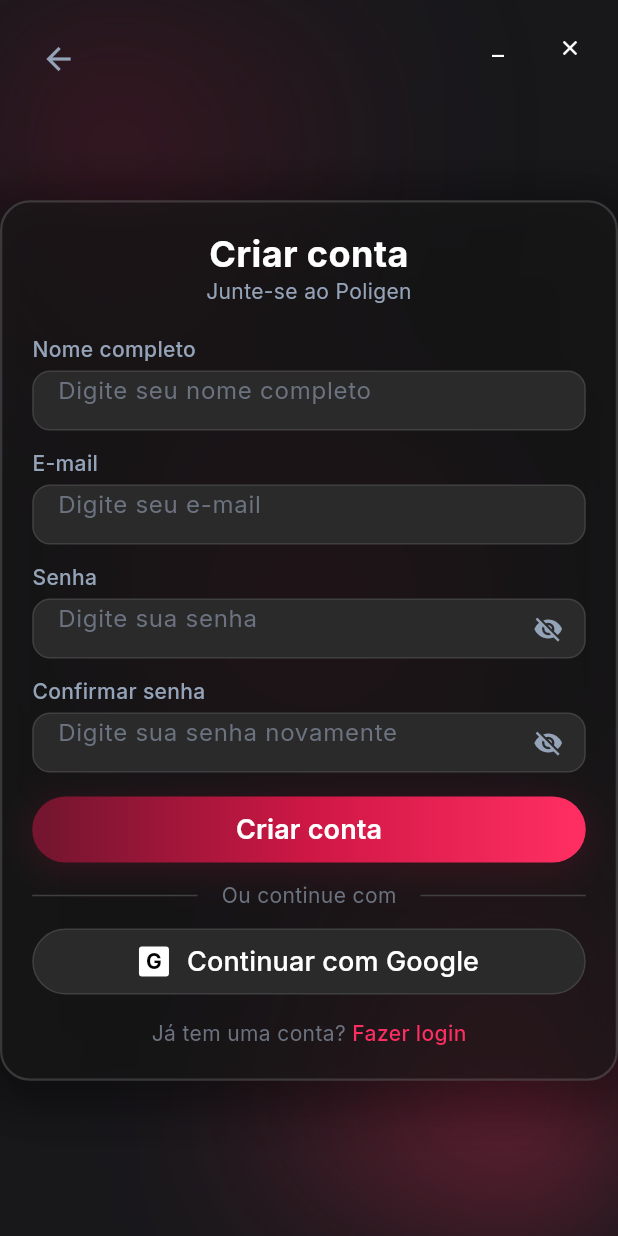
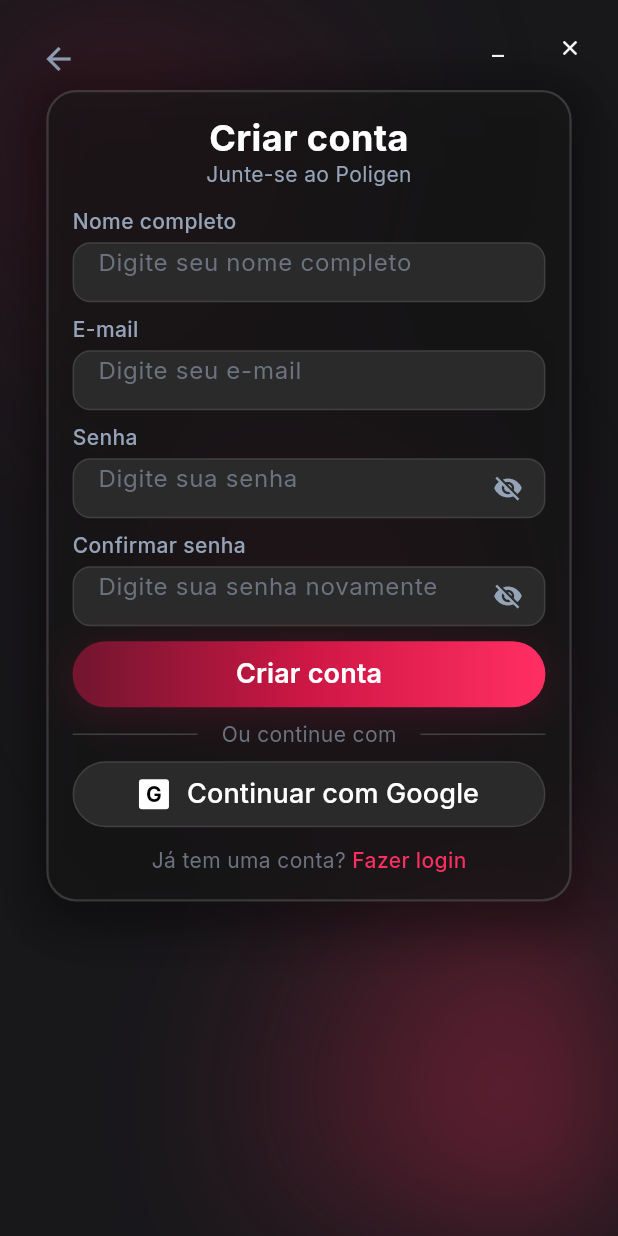
Before and after one commit to PoliGen-AI/app, a Flutter app: the screen it shows after launch, after a tap on "Começar", on a phone screen of 412 x 824 dp. Run offline on Flutter 3.47's test engine with Material 3 defaults, Android fonts, the light colour scheme and no system bars; our stand-ins replace google_fonts; missing offline and left inert: window_manager.

Commit message:
fix: fix defined window sizes

```diff
--- a/lib/home_page.dart
+++ b/lib/home_page.dart
@@ -1,6 +1,6 @@
-import 'dart:ui';
 import 'package:flutter/material.dart';
 import 'package:flutter/cupertino.dart';
+
 import 'widgets/widgets.dart';
 import 'login_page.dart';
 import 'registration_page.dart';
@@ -16,6 +16,8 @@
           children: [
             const CustomTitleBar(),
             Center(
+              child: Padding(
+                padding: const EdgeInsets.symmetric(horizontal: 32.0),
                 child: Column(
                   mainAxisAlignment: MainAxisAlignment.center,
                   children: [
@@ -38,14 +40,14 @@
                         children: [
                           Icon(
                             CupertinoIcons.sparkles,
-                          size: 48,
+                            size: 48.0,
                             color: Colors.white,
                           ),
-                        SizedBox(width: 12),
-                        Text(
+                          const SizedBox(width: 12.0),
+                          const Text(
                             'PoliGen',
                             style: TextStyle(
-                            fontSize: 56,
+                              fontSize: 56.0,
                               fontWeight: FontWeight.w600,
                               color: Colors.white,
                             ),
@@ -53,28 +55,47 @@
                         ],
                       ),
                     ),
-                  SizedBox(height: 8),
-                  Text(
+                    const SizedBox(height: 8.0),
+                    const Text(
                       'Transforme suas ideias em imagens incríveis usando inteligência artificial',
                       style: TextStyle(
-                      fontSize: 22,
+                        fontSize: 22.0,
                         color: Color(0xFF94A3B8),
                         height: 39 / 22,
                       ),
                       textAlign: TextAlign.center,
                     ),
-                  SizedBox(height: 16),
-                  Row(
+                    const SizedBox(height: 16.0),
+                    LayoutBuilder(
+                      builder: (context, constraints) {
+                        // Show buttons in a row if window is wide enough, otherwise stack them
+                        return constraints.maxWidth > 800
+                            ? Row(
                                 mainAxisAlignment: MainAxisAlignment.center,
-                    children: [
+                                children: _buildButtons(context),
+                              )
+                            : Column(
+                                mainAxisSize: MainAxisSize.min,
+                                children: _buildButtons(context),
+                              );
+                      },
+                    ),
+                  ],
+                ),
+              ),
+            ),
+          ],
+        ),
+      ),
+    );
+  }
+
+  List<Widget> _buildButtons(BuildContext context) {
+    return [
       Container(
         decoration: BoxDecoration(
           gradient: LinearGradient(
-                            colors: [
-                              Color(0xFF75152F),
-                              Color(0xFFCF1745),
-                              Color(0xFFFF2E62),
-                            ],
+            colors: [Color(0xFF75152F), Color(0xFFCF1745), Color(0xFFFF2E62)],
             stops: [0.0232, 0.5043, 0.9855],
             begin: Alignment(-1.0, 0.0),
             end: Alignment(1.0, 0.0),
@@ -86,11 +107,9 @@
             backgroundColor: Colors.transparent,
             shadowColor: Colors.transparent,
             foregroundColor: Colors.white,
-                            padding: EdgeInsets.only(
-                              left: 32,
-                              top: 14,
-                              right: 32,
-                              bottom: 20,
+            padding: const EdgeInsets.symmetric(
+              horizontal: 32.0,
+              vertical: 16.0,
             ),
             alignment: Alignment.center,
             textStyle: TextStyle(fontWeight: FontWeight.w600),
@@ -98,15 +117,13 @@
           onPressed: () {
             Navigator.push(
               context,
-                              MaterialPageRoute(
-                                builder: (context) => const LoginPage(),
-                              ),
+              MaterialPageRoute(builder: (context) => const LoginPage()),
             );
           },
-                          child: Text(
+          child: const Text(
             'Entrar',
             style: TextStyle(
-                              fontSize: 18,
+              fontSize: 18.0,
               height: 28 / 18,
               fontWeight: FontWeight.w600,
             ),
@@ -114,7 +131,14 @@
           ),
         ),
       ),
-                      SizedBox(width: 16),
+      LayoutBuilder(
+        builder: (context, constraints) {
+          return SizedBox(
+            width: constraints.maxWidth > 800 ? 16.0 : 0,
+            height: constraints.maxWidth <= 800 ? 12.0 : 0,
+          );
+        },
+      ),
       Container(
         decoration: BoxDecoration(
           color: Color(0xFF18181B).withOpacity(0.8),
@@ -130,52 +154,36 @@
                 backgroundColor: Colors.transparent,
                 shadowColor: Colors.transparent,
                 foregroundColor: Color(0xFFED2152),
-                                padding: EdgeInsets.only(
-                                  left: 32,
-                                  top: 17,
-                                  right: 32,
-                                  bottom: 20,
+                padding: const EdgeInsets.symmetric(
+                  horizontal: 32.0,
+                  vertical: 16.0,
                 ),
                 alignment: Alignment.center,
                 textStyle: TextStyle(
-                                  fontSize: 18,
+                  fontSize: 18.0,
                   fontWeight: FontWeight.w500,
                 ),
                 shape: RoundedRectangleBorder(
                   borderRadius: BorderRadius.circular(50),
                 ),
               ).copyWith(
-                                backgroundColor:
-                                    MaterialStateProperty.resolveWith<Color>((
+                backgroundColor: MaterialStateProperty.resolveWith<Color>((
                   states,
                 ) {
-                                      if (states.contains(
-                                        MaterialState.hovered,
-                                      )) {
-                                        return Color(
-                                          0xFFED2152,
-                                        ).withOpacity(0.1);
+                  if (states.contains(MaterialState.hovered)) {
+                    return Color(0xFFED2152).withOpacity(0.1);
                   }
                   return Colors.transparent;
                 }),
-                                side:
-                                    MaterialStateProperty.resolveWith<
-                                      BorderSide
-                                    >((states) {
-                                      if (states.contains(
-                                        MaterialState.hovered,
-                                      )) {
+                side: MaterialStateProperty.resolveWith<BorderSide>((states) {
+                  if (states.contains(MaterialState.hovered)) {
                     return BorderSide(
-                                          color: Color(
-                                            0xFFED2152,
-                                          ).withOpacity(0.5),
+                      color: Color(0xFFED2152).withOpacity(0.5),
                       width: 1,
                     );
                   }
                   return BorderSide(
-                                        color: Color(
-                                          0xFFED2152,
-                                        ).withOpacity(0.3),
+                    color: Color(0xFFED2152).withOpacity(0.3),
                     width: 1,
                   );
                 }),
@@ -183,22 +191,12 @@
           onPressed: () {
             Navigator.push(
               context,
-                              MaterialPageRoute(
-                                builder: (context) => const RegistrationPage(),
-                              ),
+              MaterialPageRoute(builder: (context) => const RegistrationPage()),
             );
           },
-                          child: Text('Começar', textAlign: TextAlign.center),
+          child: const Text('Começar', textAlign: TextAlign.center),
         ),
       ),
-                    ],
-                  ),
-                ],
-              ),
-            ),
-          ],
-        ),
-      ),
-    );
+    ];
   }
 }
--- a/lib/login_page.dart
+++ b/lib/login_page.dart
@@ -28,8 +28,10 @@
                 constraints: const BoxConstraints(),
               ),
             ),
-            Padding(
-              padding: const EdgeInsets.only(top: 30),
+            SafeArea(
+              child: Padding(
+                padding: const EdgeInsets.fromLTRB(16, 100, 16, 16),
+                child: SingleChildScrollView(
                   child: Center(
                     child: LoginForm(
                       onCreateAccountPressed: () {
@@ -43,6 +45,8 @@
                     ),
                   ),
                 ),
+              ),
+            ),
           ],
         ),
       ),
--- a/lib/main.dart
+++ b/lib/main.dart
@@ -9,20 +9,30 @@
   await windowManager.ensureInitialized();
 
   WindowOptions windowOptions = WindowOptions(
-    size: Size(1300, 800),
     center: true,
     backgroundColor: Colors.transparent,
     skipTaskbar: false,
     titleBarStyle: TitleBarStyle.hidden,
     title: 'PoliGen-AI',
+    minimumSize: const Size(700, 500),
+    maximumSize: const Size(1000, 650),
   );
 
   windowManager.waitUntilReadyToShow(windowOptions, () async {
+    // Show the window first
     await windowManager.show();
+
+    // Small delay to ensure window is ready
+    await Future.delayed(const Duration(milliseconds: 100));
+
+    // Start maximized to automatically fit any screen size
+    await windowManager.maximize();
     await windowManager.focus();
 
-    await windowManager.setMinimumSize(const Size(1300, 800));
-    await windowManager.setMaximumSize(const Size(1300, 800));
+    // Allow window controls
+    await windowManager.setMaximizable(true);
+    await windowManager.setMinimizable(true);
+    await windowManager.setClosable(true);
   });
 
   runApp(const MyApp());
--- a/lib/registration_page.dart
+++ b/lib/registration_page.dart
@@ -28,11 +28,15 @@
                 constraints: const BoxConstraints(),
               ),
             ),
-            Padding(
-              padding: const EdgeInsets.only(top: 30),
-              child: Center(
-                child: RegistrationForm(
-                  onBackToLogin: () => Navigator.of(context).pop(),
+            SafeArea(
+              child: Padding(
+                padding: const EdgeInsets.fromLTRB(16, 60, 16, 16),
+                child: SingleChildScrollView(
+                  child: Center(
+                    child: RegistrationForm(
+                      onBackToLogin: () => Navigator.of(context).pop(),
+                    ),
+                  ),
                 ),
               ),
             ),
--- a/lib/widgets/auth/login_form.dart
+++ b/lib/widgets/auth/login_form.dart
@@ -28,7 +28,7 @@
   Widget build(BuildContext context) {
     final formChildren = <Widget>[
       FormTitle(title: title, subtitle: subtitle),
-      const SizedBox(height: 20),
+      const SizedBox(height: 16),
 
       ...children,
       if (showDefaultFields && children.isEmpty) ...[
@@ -66,7 +66,7 @@
             ),
           ),
         ),
-        const SizedBox(height: 16),
+        const SizedBox(height: 12),
         PrimaryButton(
           text: 'Entrar',
           onPressed:
--- a/lib/widgets/auth/registration_example.dart
+++ b/lib/widgets/auth/registration_example.dart
@@ -34,12 +34,12 @@
     return Column(
       crossAxisAlignment: CrossAxisAlignment.start,
       children: [
-        const SizedBox(height: 8),
+        const SizedBox(height: 4),
         Row(
           children: [
             Expanded(
               child: Container(
-                height: 4,
+                height: 3,
                 decoration: BoxDecoration(
                   color: const Color(0xFF2A2A2A),
                   borderRadius: BorderRadius.circular(2),
@@ -83,13 +83,13 @@
             ),
           ],
         ),
-        const SizedBox(height: 8),
+        const SizedBox(height: 4),
         Text(
           _getRequirementsText(),
           style: GoogleFonts.inter(
-            fontSize: 13,
+            fontSize: 12,
             color: const Color(0xFF6B7280),
-            height: 1.4,
+            height: 1.3,
           ),
         ),
       ],
@@ -143,19 +143,19 @@
   Widget build(BuildContext context) {
     final formChildren = [
       const FormTitle(title: 'Criar conta', subtitle: 'Junte-se ao Poligen'),
-      const SizedBox(height: 20),
+      const SizedBox(height: 12),
       const FormTextField(
         label: 'Nome completo',
         hintText: 'Digite seu nome completo',
       ),
-      const SizedBox(height: 12),
+      const SizedBox(height: 8),
 
       const FormTextField(
         label: 'E-mail',
         hintText: 'Digite seu e-mail',
         keyboardType: TextInputType.emailAddress,
       ),
-      const SizedBox(height: 12),
+      const SizedBox(height: 8),
 
       FormTextField(
         label: 'Senha',
@@ -165,14 +165,14 @@
         onChanged: (value) => setState(() {}),
       ),
       PasswordStrengthIndicator(password: _passwordController.text),
-      const SizedBox(height: 12),
+      const SizedBox(height: 8),
 
       const FormTextField(
         label: 'Confirmar senha',
         hintText: 'Digite sua senha novamente',
         obscureText: true,
       ),
-      const SizedBox(height: 16),
+      const SizedBox(height: 10),
 
       PrimaryButton(
         text: 'Criar conta',
@@ -190,10 +190,10 @@
           });
         },
       ),
-      const SizedBox(height: 12),
+      const SizedBox(height: 8),
 
       const FormDivider(text: 'Ou continue com'),
-      const SizedBox(height: 12),
+      const SizedBox(height: 8),
 
       SecondaryButton(
         text: 'Continuar com Google',
@@ -219,7 +219,7 @@
           ),
         ),
       ),
-      const SizedBox(height: 16),
+      const SizedBox(height: 12),
       FormFooter(
         primaryText: "Já tem uma conta?",
         actionText: "Fazer login",
--- a/lib/widgets/auth/shared_form_components.dart
+++ b/lib/widgets/auth/shared_form_components.dart
@@ -2,7 +2,7 @@
 import 'package:google_fonts/google_fonts.dart';
 
 class FormContainer extends StatelessWidget {
-  final double width;
+  final double? width;
   final EdgeInsets padding;
   final List<Widget> children;
   final Color? backgroundColor;
@@ -11,8 +11,8 @@
 
   const FormContainer({
     super.key,
-    this.width = 450,
-    this.padding = const EdgeInsets.all(20),
+    this.width,
+    this.padding = const EdgeInsets.all(16),
     required this.children,
     this.backgroundColor,
     this.borderRadius,
@@ -21,8 +21,14 @@
 
   @override
   Widget build(BuildContext context) {
+    final screenWidth = MediaQuery.of(context).size.width;
+    final screenHeight = MediaQuery.of(context).size.height;
+
+    // Responsive width: use 85% of screen width but cap at 400px max, 320px min
+    final responsiveWidth = width ?? (screenWidth * 0.85).clamp(320.0, 400.0);
+
     return Container(
-      width: width,
+      width: responsiveWidth,
       padding: padding,
       decoration: BoxDecoration(
         color: backgroundColor ?? const Color(0xFF1A1A1A).withOpacity(0.5),
```
Also changed, not shown: lib/widgets/title_bar.dart (+14 -0 lines), pubspec.lock. Lines whose indentation alone changed are shown as unchanged.
